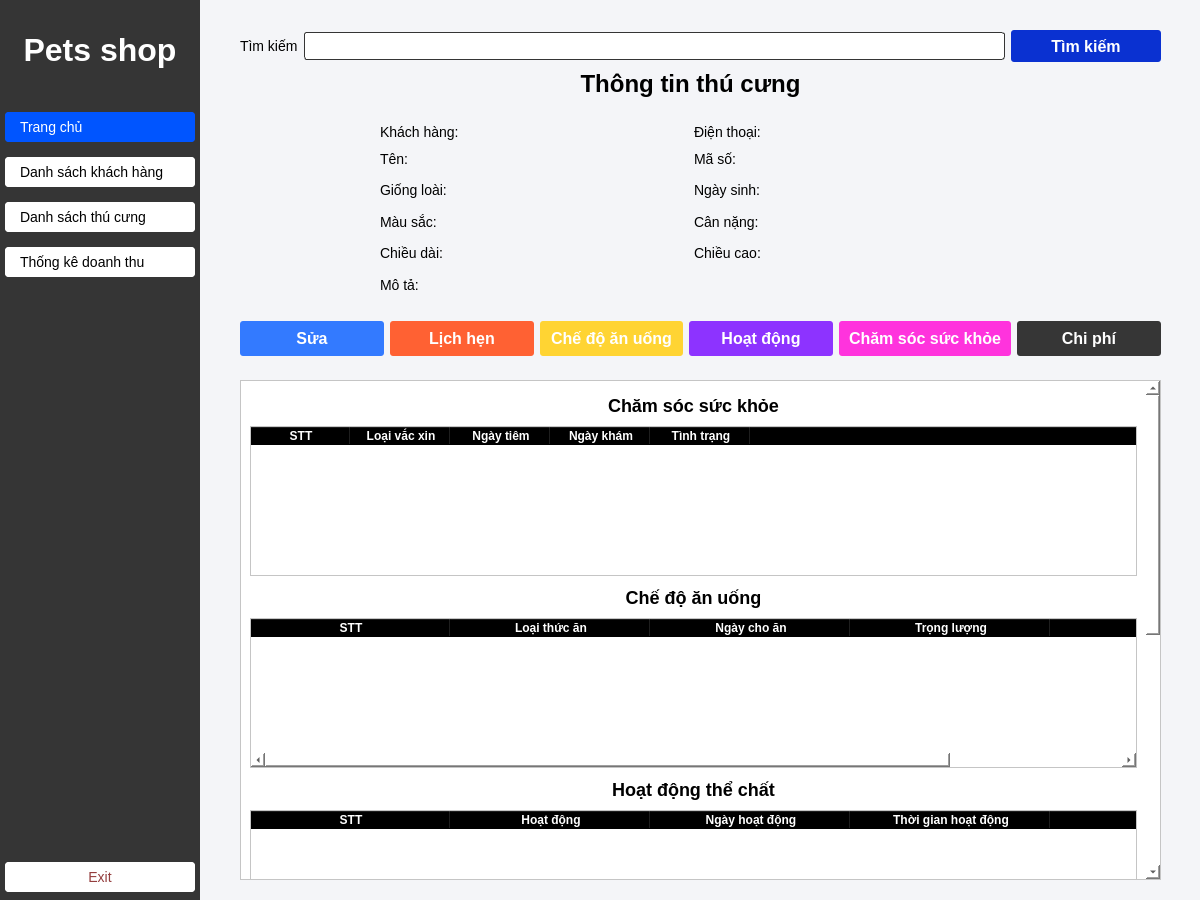
Above: views/main_window.ui from TruongLV99/pets-shop before the change. Below: the same form after it.
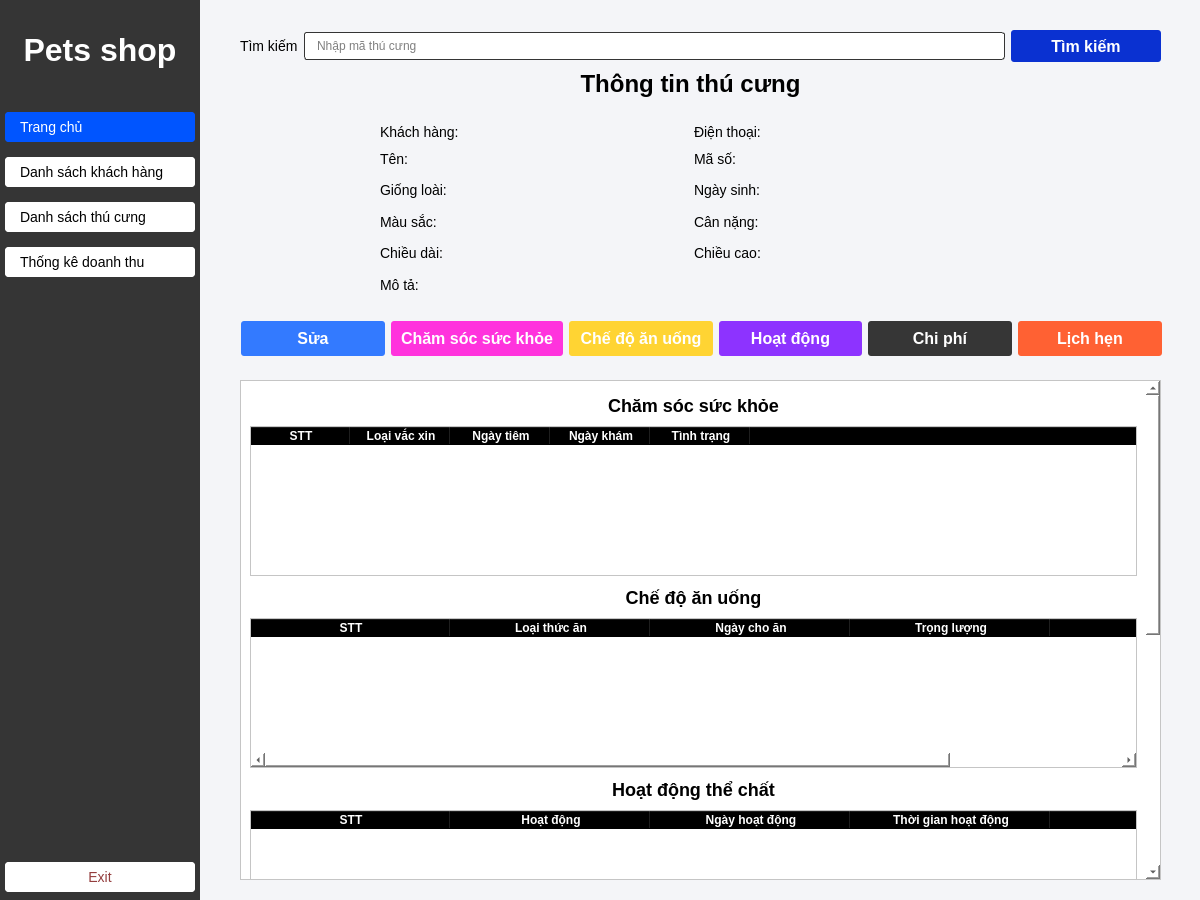
That is the form after the change. The open tabs and pages were chosen to show the change. Icons and pictures are not drawn.

What changed in the file:
```diff
--- a/views/main_window.ui
+++ b/views/main_window.ui
@@ -718,6 +718,9 @@
            <property name="styleSheet">
             <string notr="true">background-color: #fff;</string>
            </property>
+           <property name="placeholderText">
+            <string>Nhập mã thú cưng</string>
+           </property>
           </widget>
          </item>
          <item row="0" column="2">
@@ -1063,90 +1066,6 @@
          </item>
         </layout>
        </widget>
-       <widget class="QWidget" name="layoutWidget">
-        <property name="geometry">
-         <rect>
-          <x>40</x>
-          <y>320</y>
-          <width>921</width>
-          <height>37</height>
-         </rect>
-        </property>
-        <layout class="QHBoxLayout" name="danh_sach_btn">
-         <item>
-          <widget class="QPushButton" name="btn_edit">
-           <property name="styleSheet">
-            <string notr="true">background-color: #337aff;
-font-weight: bold;
-color: #fff;</string>
-           </property>
-           <property name="text">
-            <string>Sửa</string>
-           </property>
-          </widget>
-         </item>
-         <item>
-          <widget class="QPushButton" name="btn_lich_hen">
-           <property name="styleSheet">
-            <string notr="true">background-color: #ff6133;
-font-weight: bold;
-color: #fff;</string>
-           </property>
-           <property name="text">
-            <string>Lịch hẹn</string>
-           </property>
-          </widget>
-         </item>
-         <item>
-          <widget class="QPushButton" name="btn_che_do_an_uong">
-           <property name="styleSheet">
-            <string notr="true">background-color: #ffd433;
-font-weight: bold;
-color: #fff;</string>
-           </property>
-           <property name="text">
-            <string>Chế độ ăn uống</string>
-           </property>
-          </widget>
-         </item>
-         <item>
-          <widget class="QPushButton" name="btn_hoat_dong">
-           <property name="styleSheet">
-            <string notr="true">background-color: #8d33ff;
-font-weight: bold;
-color: #fff;</string>
-           </property>
-           <property name="text">
-            <string>Hoạt động</string>
-           </property>
-          </widget>
-         </item>
-         <item>
-          <widget class="QPushButton" name="btn_cham_soc_suc_khoe">
-           <property name="styleSheet">
-            <string notr="true">background-color: #ff33dd;
-font-weight: bold;
-color: #fff;</string>
-           </property>
-           <property name="text">
-            <string>Chăm sóc sức khỏe</string>
-           </property>
-          </widget>
-         </item>
-         <item>
-          <widget class="QPushButton" name="btn_chi_phi">
-           <property name="styleSheet">
-            <string notr="true">background-color: #363636;
-font-weight: bold;
-color: #fff;</string>
-           </property>
-           <property name="text">
-            <string>Chi phí</string>
-           </property>
-          </widget>
-         </item>
-        </layout>
-       </widget>
        <widget class="QScrollArea" name="thong_tin_khac">
         <property name="geometry">
          <rect>
@@ -1659,6 +1578,90 @@
          </layout>
         </widget>
        </widget>
+       <widget class="QWidget" name="">
+        <property name="geometry">
+         <rect>
+          <x>41</x>
+          <y>320</y>
+          <width>921</width>
+          <height>37</height>
+         </rect>
+        </property>
+        <layout class="QGridLayout" name="gridLayout_10">
+         <item row="0" column="0">
+          <widget class="QPushButton" name="btn_edit">
+           <property name="styleSheet">
+            <string notr="true">background-color: #337aff;
+font-weight: bold;
+color: #fff;</string>
+           </property>
+           <property name="text">
+            <string>Sửa</string>
+           </property>
+          </widget>
+         </item>
+         <item row="0" column="1">
+          <widget class="QPushButton" name="btn_cham_soc_suc_khoe">
+           <property name="styleSheet">
+            <string notr="true">background-color: #ff33dd;
+font-weight: bold;
+color: #fff;</string>
+           </property>
+           <property name="text">
+            <string>Chăm sóc sức khỏe</string>
+           </property>
+          </widget>
+         </item>
+         <item row="0" column="2">
+          <widget class="QPushButton" name="btn_che_do_an_uong">
+           <property name="styleSheet">
+            <string notr="true">background-color: #ffd433;
+font-weight: bold;
+color: #fff;</string>
+           </property>
+           <property name="text">
+            <string>Chế độ ăn uống</string>
+           </property>
+          </widget>
+         </item>
+         <item row="0" column="3">
+          <widget class="QPushButton" name="btn_hoat_dong">
+           <property name="styleSheet">
+            <string notr="true">background-color: #8d33ff;
+font-weight: bold;
+color: #fff;</string>
+           </property>
+           <property name="text">
+            <string>Hoạt động</string>
+           </property>
+          </widget>
+         </item>
+         <item row="0" column="4">
+          <widget class="QPushButton" name="btn_chi_phi">
+           <property name="styleSheet">
+            <string notr="true">background-color: #363636;
+font-weight: bold;
+color: #fff;</string>
+           </property>
+           <property name="text">
+            <string>Chi phí</string>
+           </property>
+          </widget>
+         </item>
+         <item row="0" column="5">
+          <widget class="QPushButton" name="btn_lich_hen">
+           <property name="styleSheet">
+            <string notr="true">background-color: #ff6133;
+font-weight: bold;
+color: #fff;</string>
+           </property>
+           <property name="text">
+            <string>Lịch hẹn</string>
+           </property>
+          </widget>
+         </item>
+        </layout>
+       </widget>
       </widget>
       <widget class="QWidget" name="page_2">
        <widget class="QWidget" name="layoutWidget_5">
```
Left out of the diff: 71 changed lines with no effect on the pictures.
